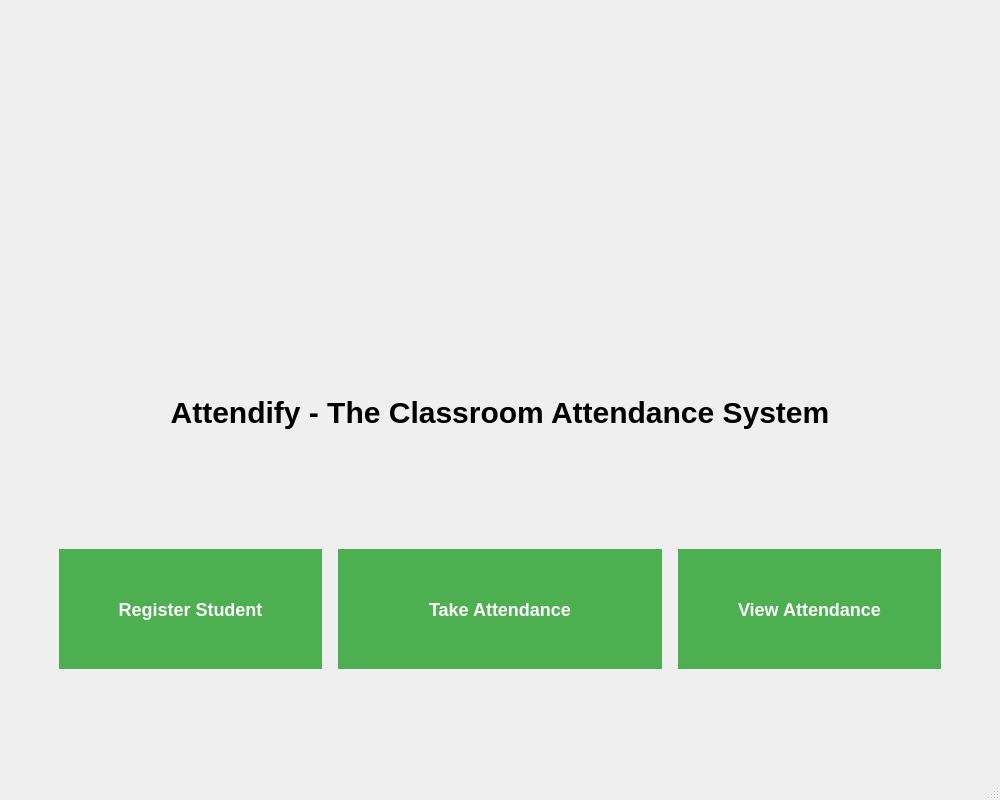
Old version of the form app/ui/home.ui in the repository mudit-codes/attendify.
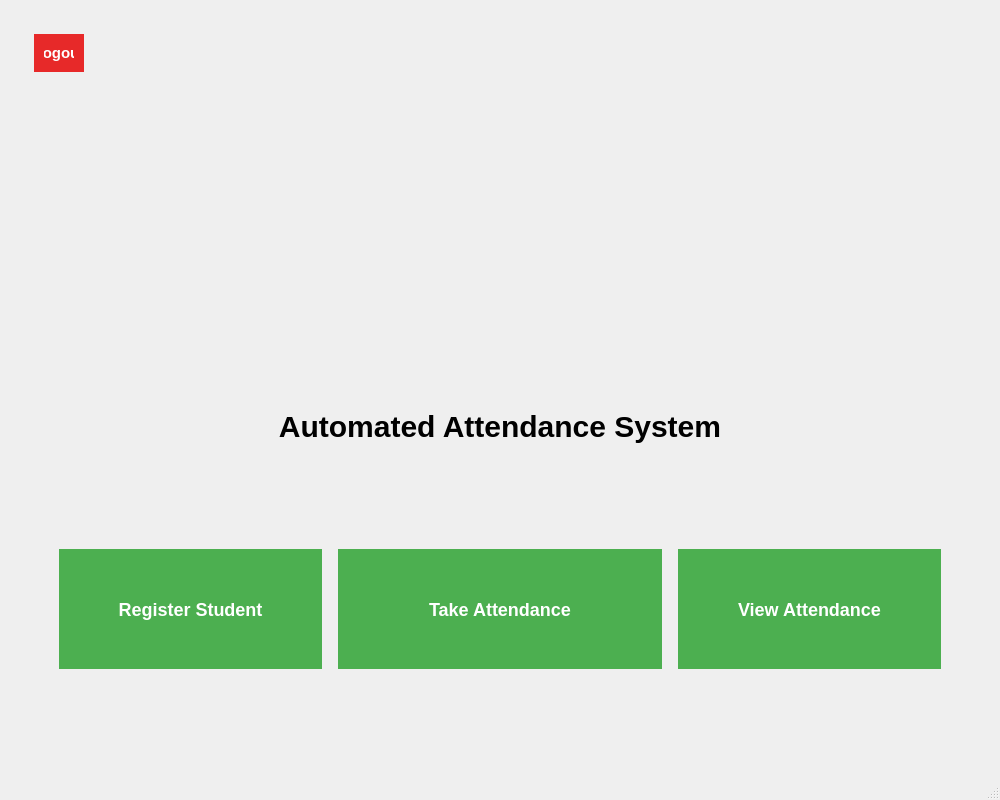
New version of the form. Icons and pictures are not drawn.

Commit message: Logo updated and Logout button added. 🔐

The edit to the form file:
```diff
--- a/app/ui/home.ui
+++ b/app/ui/home.ui
@@ -15,6 +15,35 @@
         </property>
         <widget class="QWidget" name="centralwidget">
             <layout class="QVBoxLayout" name="verticalLayoutMain">
+                <!-- Logout Button -->
+                <item>
+                    <widget class="QPushButton" name="logoutBtn">
+                        <property name="text">
+                            <string>Logout</string>
+                        </property>
+                        <property name="styleSheet">
+                            <string>
+                                QPushButton {
+                                background-color: #E72929;
+                                color: white;
+                                border: none;
+                                right: 0;
+                                padding: 10px 10px;
+                                text-align: center;
+                                text-decoration: none;
+                                max-width: 30px;
+                                font-size: 15px;
+                                margin: 25px;
+                                font-weight: bold;
+                                font-family: Arial, sans-serif;
+                                }
+                                QPushButton:hover {
+                                background-color: #FF0000;
+                                }
+                            </string>
+                        </property>
+                    </widget>
+                </item>
                 <!-- logo element -->
                 <item>
                     <widget class="QLabel" name="imageLabel" alignment="Qt::AlignHCenter">
@@ -27,7 +56,7 @@
                         <property name="styleSheet">
                             <string>
                                 QLabel {
-                                margin-top: 100px;
+                                margin-top: 20px;
                                 }
                             </string>
                         </property>
@@ -37,7 +66,7 @@
                 <item>
                     <widget class="QLabel" name="label" alignment="Qt::AlignCenter">
                         <property name="text">
-                            <string>Attendify - The Classroom Attendance System</string>
+                            <string>Automated Attendance System</string>
                         </property>
                         <property name="alignment">
                             <set>Qt::AlignCenter</set>
@@ -45,7 +74,7 @@
                         <property name="styleSheet">
                             <string>
                                 QLabel {
-                                margin-top: 40px;
+                                margin-top: 20px;
                                 font-size: 30px;
                                 font-weight: bold;
                                 font-family: Arial, sans-serif;
```
Left out of the diff: 2 changed lines with no effect on the pictures. The commit also changes 8 other files.
